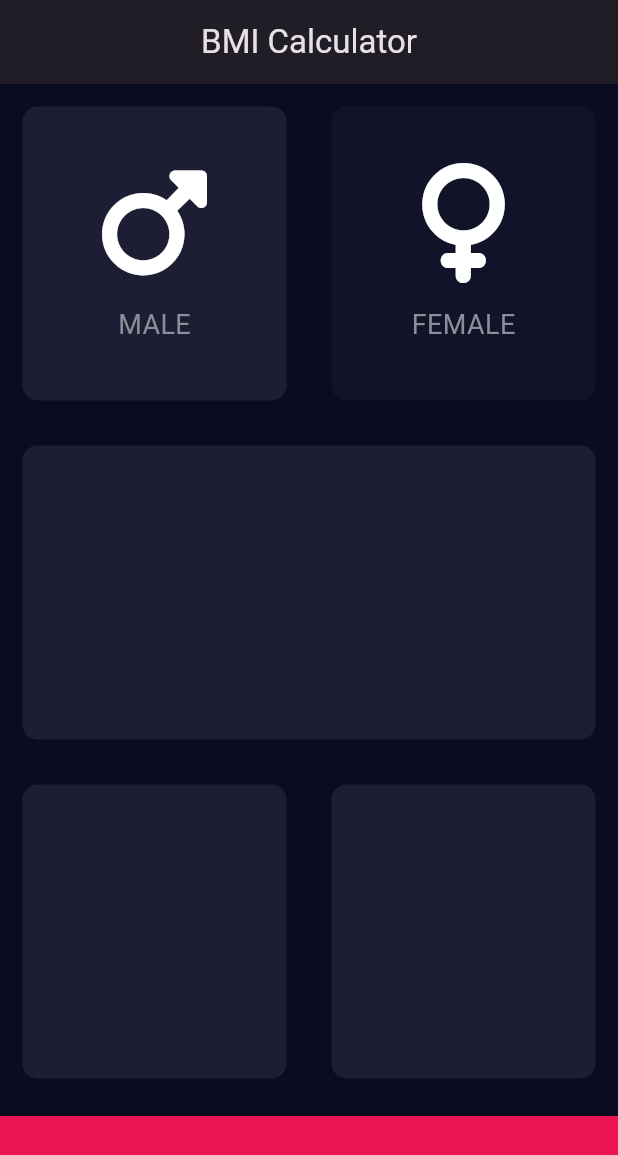
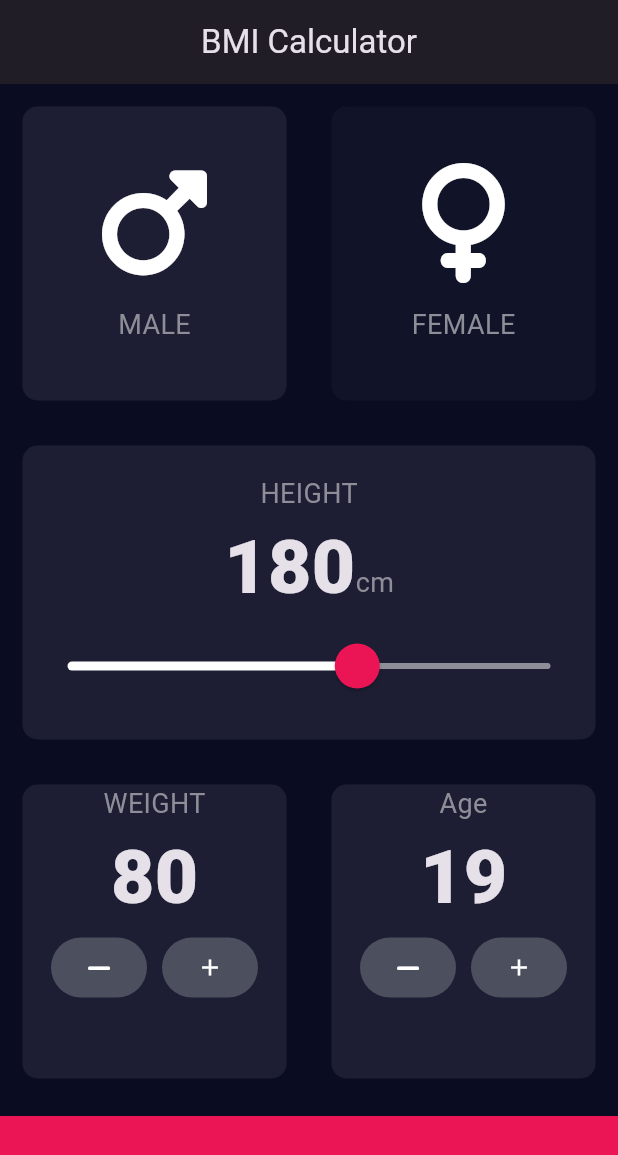
Before and after one commit to UroojAsad/BMI_Calculator, a Flutter app: the screen it shows after launch, after a tap on "MALE", on a phone screen of 412 x 824 dp. Shown: the top 1155 px of the screen. Run offline on Flutter 3.47's test engine with Material 3 defaults, Android fonts, the phone set to English and light mode, and no system bars; our stand-ins replace font_awesome_flutter.

Commit message:
age container

```diff
--- /dev/null
+++ b/lib/constants.dart
@@ -0,0 +1,15 @@
+import 'package:flutter/material.dart';
+
+const kbottomContainerHeight = 80.0;
+const kactiveContainerColor =Color(0xFF1D1E33);
+const kinactiveContainerColor =Color(0xFF111328);
+const kbottomContainerColor= Color(0xFFEB1555);
+
+const klableTextStyle=TextStyle(
+  fontSize: 18,
+  color: Color(0xFF8D8E98),
+);
+
+const knumberTextStyle=TextStyle(
+  fontSize: 50,fontWeight: FontWeight.w900,
+);
--- a/lib/icon_content.dart
+++ b/lib/icon_content.dart
@@ -1,9 +1,6 @@
 import 'package:flutter/material.dart';
+import 'constants.dart';
 
-const lableTextStyle=TextStyle(
-  fontSize: 18,
-  color: Color(0xFF8D8E98),
-);
 
 class Icon_Content extends StatelessWidget {
   final IconData icon;
@@ -22,7 +19,7 @@ class Icon_Content extends StatelessWidget {
           height: 15.0,),
         Text(
           lable,
-          style: lableTextStyle )
+          style: klableTextStyle )
       ],
     );
   }
--- a/lib/input_page.dart
+++ b/lib/input_page.dart
@@ -3,12 +3,15 @@ import 'package:flutter/material.dart';
 import 'package:font_awesome_flutter/font_awesome_flutter.dart';
 import 'icon_content.dart';
 import 'reuseable_card.dart';
+import 'constants.dart';
 
-
-const bottomContainerHeight = 80.0;
-const activeContainerColor =Color(0xFF1D1E33);
-const inactiveContainerColor =Color(0xFF111328);
-const bottomContainerColor= Color(0xFFEB1555);
+int age=19;
+int weight=80;
+int height=180;
+enum Gender{
+  male,
+female
+}
 
 class InputPage extends StatefulWidget {
 
@@ -17,27 +20,8 @@ class InputPage extends StatefulWidget {
 }
 
 class _State extends State<InputPage> {
-  Color maleCardColor = inactiveContainerColor;
-  Color femaleCardColor = inactiveContainerColor;
+   Gender selectedgender = Gender.male;
 
-  void updateColor(int gender){
-    //male=1
-if(gender==1){
-  if(maleCardColor==inactiveContainerColor)
-    {maleCardColor=activeContainerColor;
-    femaleCardColor=inactiveContainerColor;}
-  else
-    {maleCardColor=inactiveContainerColor;}
-}
-//female=2
-    if(gender==2){
-      if(femaleCardColor==inactiveContainerColor)
-      {femaleCardColor=activeContainerColor;
-      maleCardColor=inactiveContainerColor;}
-      else
-      {femaleCardColor=inactiveContainerColor;}
-    }
-  }
 
   @override
 
@@ -49,6 +33,7 @@ elevation: 2,
 title: Text('BMI Calculator'),
 ),
 body: Column(
+  crossAxisAlignment: CrossAxisAlignment.stretch,
   children: [
     Expanded(child:Row(
      children: [
@@ -56,11 +41,11 @@ body: Column(
            child: GestureDetector(
              onTap: (){
                setState(() {
-                 updateColor(1);
+                 selectedgender=Gender.male;
                });
              },
              child: reuseable_card(
-                      colour:maleCardColor ,
+                      colour:selectedgender==Gender.male? kactiveContainerColor:kinactiveContainerColor ,
                     cardchild: Icon_Content(
                       icon: FontAwesomeIcons.mars,
              lable: 'MALE',
@@ -71,12 +56,12 @@ body: Column(
        Expanded(child: GestureDetector(
          onTap: (){
            setState(() {
-             updateColor(2);
+            selectedgender=Gender.female;
            });
     },
 
          child: reuseable_card(
-           colour: femaleCardColor,
+           colour: selectedgender==Gender.female?kactiveContainerColor:kinactiveContainerColor,
              cardchild: Icon_Content(
                icon: FontAwesomeIcons.venus,
                lable: 'FEMALE',
@@ -84,32 +69,135 @@ body: Column(
        ),),
      ],
     ) ),
-    Expanded(child:Row(
-      children: [
-        Expanded(
-            child: reuseable_card(
-              colour: activeContainerColor,
-              cardchild: Column()
+    Expanded(child:reuseable_card(
+      colour: kactiveContainerColor,
+      cardchild: Column(
+         mainAxisAlignment: MainAxisAlignment.center,
+        children: [
+          Text('HEIGHT',
+          style: klableTextStyle,),
+          Row(
+            mainAxisAlignment: MainAxisAlignment.center,
+            crossAxisAlignment: CrossAxisAlignment.baseline,
+            textBaseline: TextBaseline.alphabetic,
+            children: [
+            Text(height.toString(),
+            style: knumberTextStyle),
+            Text('cm',style: klableTextStyle,)
+          ],),
+          SliderTheme(
+            data: SliderTheme.of(context).copyWith(
+    inactiveTrackColor:  Color(0xFF8D8E98),
+             activeTrackColor: Colors.white,
+              thumbColor: Color(0xFFEB1555),
+              overlayColor: Color(0x28EB1555),
+              thumbShape: RoundSliderThumbShape(enabledThumbRadius: 15.0),
+              overlayShape: RoundSliderOverlayShape(overlayRadius: 30.0)
+            ),
+            child: Slider(value: height.toDouble(),
+                min:120,
+                max:220,
 
-            )),
-      ],
+
+                onChanged: (double newValue){
+            setState(() {
+              height=newValue.round();
+            });
+                }),
+          )
+        ],
+      )
+
     ) ),
 
     Expanded(child: Row(
+      mainAxisAlignment: MainAxisAlignment.center,
       children: [
         Expanded(child: reuseable_card(
-            colour: activeContainerColor,
-            cardchild: Column()),),
+            colour: kactiveContainerColor,
+            cardchild: Column(
+              children: [
+                Text('WEIGHT',
+                  style: klableTextStyle,),
+                Text(weight.toString(),
+                  style: knumberTextStyle,),
+                Row(
+                  mainAxisAlignment: MainAxisAlignment.center,
+                  children: [
+                    TextButton(
+                        style: TextButton.styleFrom(
+                          foregroundColor: Colors.white,
+                          backgroundColor: Color(0xFF4C4F5E),
+                        ),
+                        onPressed: (){
+                          setState(() {
+                            weight--;
+                          });
+                        },
+                        child: Icon(FontAwesomeIcons.minus)),
+                    SizedBox(width: 10,),
+
+                    TextButton(
+                        style: TextButton.styleFrom(
+                          foregroundColor: Colors.white,
+                          backgroundColor: Color(0xFF4C4F5E),
+
+                        ),
+                        onPressed: (){
+                          weight++;
+                        },
+                        child: Icon(Icons.add))
+                  ],)
+              ],
+            )
+        ),
+        ),
         Expanded(child:reuseable_card(
-          colour: activeContainerColor,
-            cardchild: Column()) ),
+          colour: kactiveContainerColor,
+            cardchild: Column(
+              children: [
+                Text('Age',
+                style: klableTextStyle,),
+                Text(age.toString(),
+                style: knumberTextStyle,),
+                Row(
+                  mainAxisAlignment: MainAxisAlignment.center,
+                  children: [
+                  TextButton(
+                    style: TextButton.styleFrom(
+                      foregroundColor: Colors.white,
+                      backgroundColor: Color(0xFF4C4F5E),
+                    ),
+                      onPressed: (){
+                      setState(() {
+                        age--;
+                      });
+                      },
+                      child: Icon(FontAwesomeIcons.minus)),
+                    SizedBox(width: 10,),
+
+                    TextButton(
+                        style: TextButton.styleFrom(
+                          foregroundColor: Colors.white,
+                          backgroundColor: Color(0xFF4C4F5E),
+
+                        ),
+                        onPressed: (){
+                          setState(() {
+                            age++;
+                          });
+                    },
+                        child: Icon(Icons.add))
+                ],)
+              ],
+            )) ),
       ],
     )),
     Container(
       width: double.infinity,
-      height: bottomContainerHeight,
+      height: kbottomContainerHeight,
       margin: EdgeInsets.only(top: 10.0),
-      color: bottomContainerColor ,
+      color: kbottomContainerColor ,
     )
   ],
 )
```
